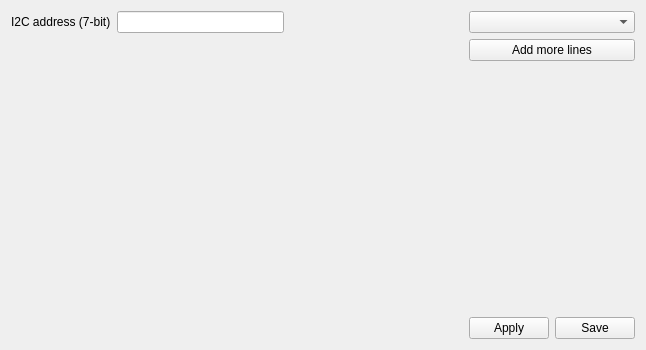
vooon/OpenPilot, file ground/openpilotgcs/src/plugins/generici2c/generici2c.ui: the form before one commit.
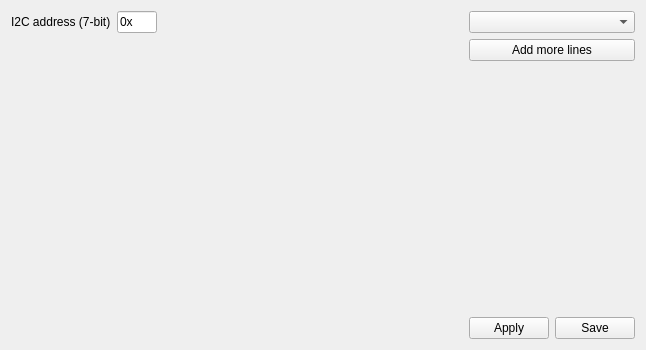
The form after the commit.

```diff
--- a/ground/openpilotgcs/src/plugins/generici2c/generici2c.ui
+++ b/ground/openpilotgcs/src/plugins/generici2c/generici2c.ui
@@ -17,6 +17,12 @@
    <string>Form</string>
   </property>
   <layout class="QGridLayout" name="gridLayout">
+   <property name="sizeConstraint">
+    <enum>QLayout::SetDefaultConstraint</enum>
+   </property>
+   <property name="verticalSpacing">
+    <number>-1</number>
+   </property>
    <item row="0" column="0" colspan="2">
     <widget class="QLabel" name="I2CAddressLabel">
      <property name="text">
@@ -25,7 +31,17 @@
     </widget>
    </item>
    <item row="0" column="2">
-    <widget class="QLineEdit" name="I2CAddressLineEdit"/>
+    <widget class="QLineEdit" name="I2CAddressLineEdit">
+     <property name="maximumSize">
+      <size>
+       <width>40</width>
+       <height>16777215</height>
+      </size>
+     </property>
+     <property name="text">
+      <string>0x</string>
+     </property>
+    </widget>
    </item>
    <item row="0" column="5" colspan="2">
     <widget class="QComboBox" name="hexDexComboBox"/>
```
Left out of the diff: 6 changed lines with no effect on the pictures.
